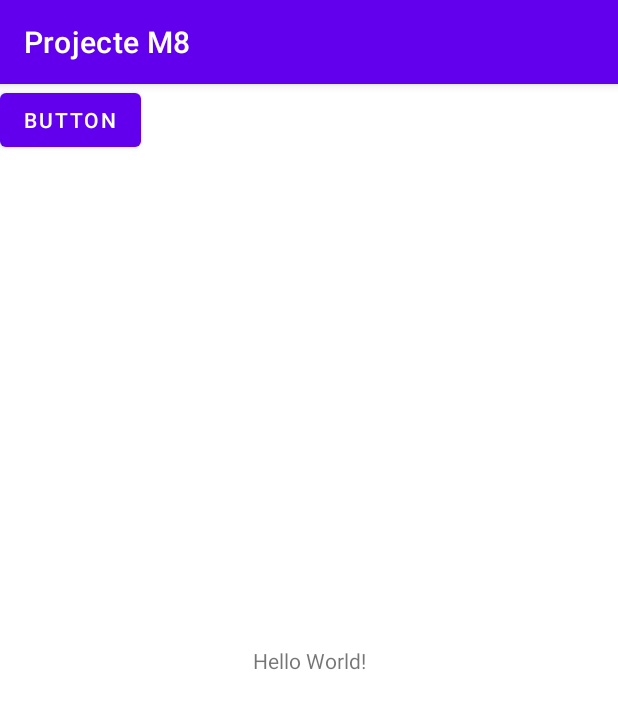
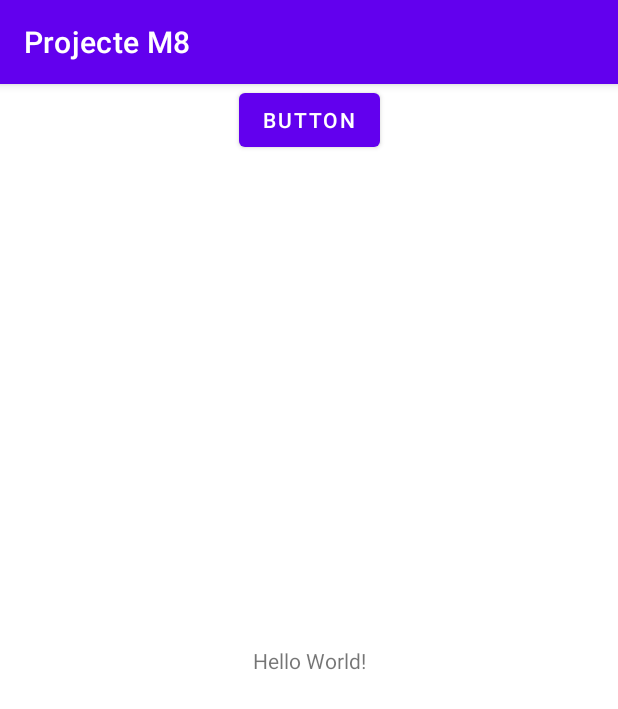
Before and after one commit to MiquelAngelMontero/Projecte-M8, an Android app: the screen it shows after launch (MainActivity), on a phone screen of 412 x 824 dp. Shown: the top 709 px of the screen. Run offline under Robolectric (Android 15) with nearby library versions, the phone set to English and light mode, and no system bars.

Commit message:
boto centrat

```diff
--- a/app/src/main/res/layout/activity_main.xml
+++ b/app/src/main/res/layout/activity_main.xml
@@ -20,7 +20,8 @@
         android:layout_width="wrap_content"
         android:layout_height="wrap_content"
         android:text="Button"
-        tools:layout_editor_absoluteX="122dp"
-        tools:layout_editor_absoluteY="212dp" />
+        app:layout_constraintEnd_toEndOf="parent"
+        app:layout_constraintStart_toStartOf="parent"
+        tools:layout_editor_absoluteY="224dp" />
 
 </androidx.constraintlayout.widget.ConstraintLayout>
```
